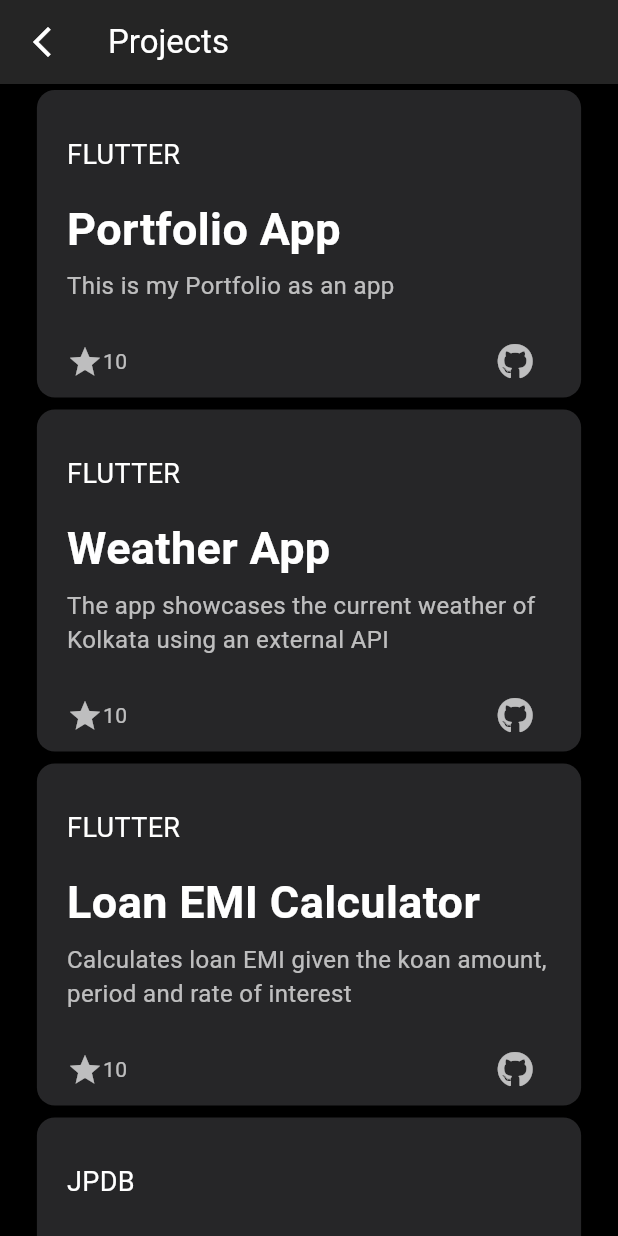
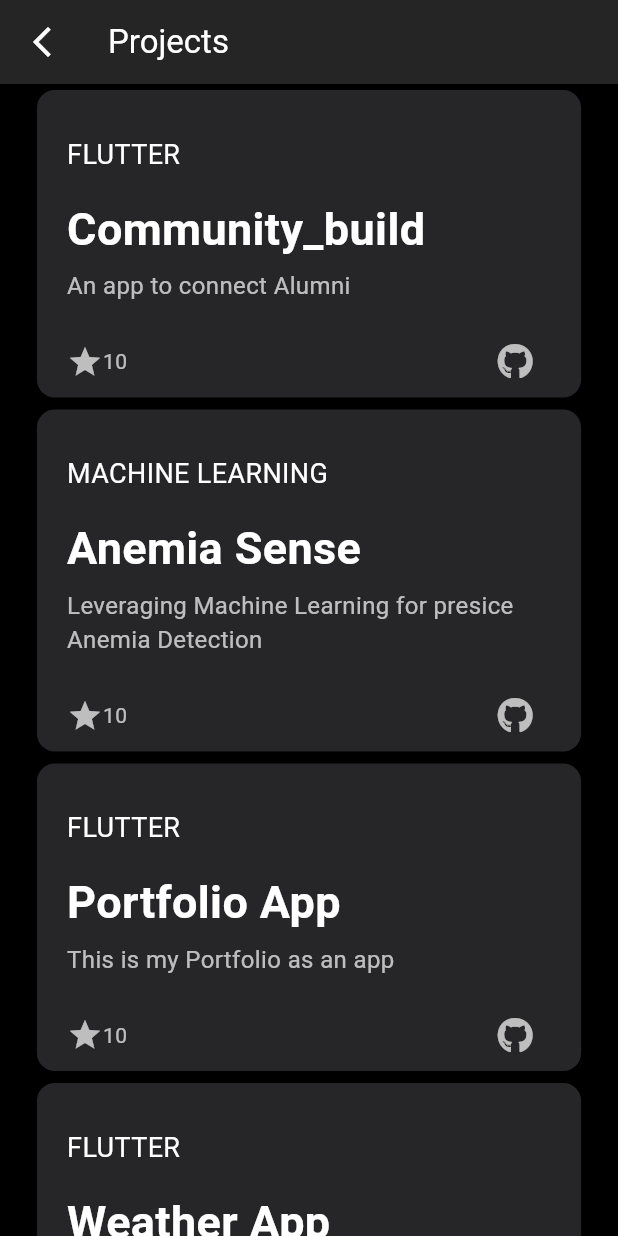
Before and after one commit to clandestine-612k/Portfolio, a Flutter app: the Myprojects screen opened by its route, on a phone screen of 412 x 824 dp. Run offline on Flutter 3.47's test engine with Material 3 defaults, Android fonts, the phone set to English and light mode, and no system bars; our stand-ins replace font_awesome_flutter, wtf_sliding_sheet.

Commit message:
Addition of Project

```diff
--- a/lib/home.dart
+++ b/lib/home.dart
@@ -232,7 +232,7 @@ class _MyhomeState extends State<Myhome> {
                   Row(
                     mainAxisAlignment: MainAxisAlignment.spaceBetween,
                     children: [
-                      myArchie('5', ' Projects'),
+                      myArchie('7', ' Projects'),
                       myArchie('5', ' Certifications'),
                       myArchie('6', ' Internships')
                     ],
--- a/lib/projects.dart
+++ b/lib/projects.dart
@@ -112,6 +112,18 @@ class _MyprojectsState extends State<Myprojects> {
             children: [
               myprojectcar(
                   'FLUTTER',
+                  'Community_build',
+                  "An app to connect Alumni",
+                  '10',
+                  'https://github.com/clandestine-612k/community_build'),
+              myprojectcar(
+                  'MACHINE LEARNING',
+                  'Anemia Sense',
+                  "Leveraging Machine Learning for presice Anemia Detection",
+                  '10',
+                  'https://github.com/clandestine-612k/Anemia-Sense-Leveraging-Machine-Learning-For-Precise-Anemia-Recognitions'),
+              myprojectcar(
+                  'FLUTTER',
                   'Portfolio App',
                   "This is my Portfolio as an app",
                   '10',
```
